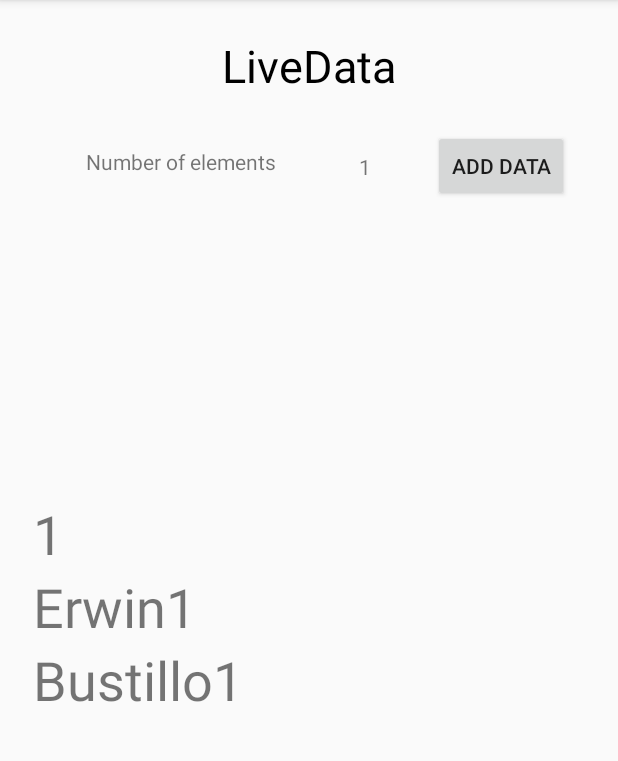
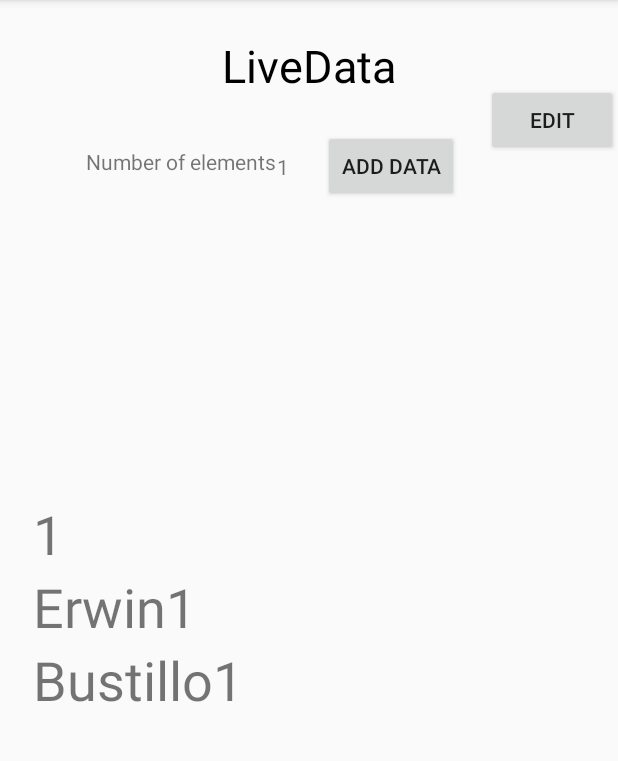
Before and after one commit to ErwinBustillo/ArchitectureRoom, an Android app: the screen it shows after launch (MainActivity), after a tap on "ADD DATA", on a phone screen of 412 x 824 dp, the part 84-845 px from its top. Run offline under Robolectric (Android 15) with nearby library versions, the phone set to English and light mode, and no system bars; our stand-ins replace Room's generated code.

Commit message:
added edit functionality

```diff
--- a/app/src/main/java/com/uninorte/roomdata/architectureroom/MainActivity.java
+++ b/app/src/main/java/com/uninorte/roomdata/architectureroom/MainActivity.java
@@ -88,4 +88,10 @@ public class MainActivity extends AppCompatActivity {
     public void onClickAdd(View view) {
         model.addUser(new User(data.size()+1,"Erwin"+(data.size()+1),"Bustillo"+(data.size()+1)));
     }
+
+    public void onClickEdit(View view) {
+        User user = data.get(0);
+        user.setFirstName(user.getFirstName()+"changed");
+        model.addUser(user);
+    }
 }
--- a/app/src/main/res/layout/activity_main.xml
+++ b/app/src/main/res/layout/activity_main.xml
@@ -40,25 +40,42 @@
         android:text="0"
         app:layout_constraintBottom_toBottomOf="parent"
         app:layout_constraintEnd_toEndOf="parent"
-        app:layout_constraintHorizontal_bias="0.592"
+        app:layout_constraintHorizontal_bias="0.457"
+        app:layout_constraintLeft_toLeftOf="parent"
+        app:layout_constraintRight_toRightOf="parent"
         app:layout_constraintStart_toStartOf="parent"
         app:layout_constraintTop_toTopOf="parent"
         app:layout_constraintVertical_bias="0.135" />
 
     <Button
         android:id="@+id/button"
-        android:onClick="onClickAdd"
         android:layout_width="wrap_content"
         android:layout_height="wrap_content"
         android:layout_marginRight="16dp"
+        android:onClick="onClickAdd"
         android:text="ADD DATA"
         app:layout_constraintBottom_toBottomOf="parent"
         app:layout_constraintEnd_toEndOf="parent"
-        app:layout_constraintHorizontal_bias="0.945"
+        app:layout_constraintHorizontal_bias="0.705"
         app:layout_constraintRight_toRightOf="parent"
         app:layout_constraintStart_toStartOf="parent"
         app:layout_constraintTop_toTopOf="parent"
         app:layout_constraintVertical_bias="0.12" />
+
+    <Button
+        android:id="@+id/button2"
+        android:layout_width="wrap_content"
+        android:layout_height="wrap_content"
+        android:layout_marginBottom="8dp"
+        android:layout_marginTop="56dp"
+        android:onClick="onClickEdit"
+        android:text="Edit"
+        app:layout_constraintBottom_toBottomOf="parent"
+        app:layout_constraintEnd_toEndOf="parent"
+        app:layout_constraintHorizontal_bias="1.0"
+        app:layout_constraintStart_toEndOf="@+id/button"
+        app:layout_constraintTop_toTopOf="parent"
+        app:layout_constraintVertical_bias="0.0" />
 
     <android.support.v7.widget.RecyclerView
         android:id="@+id/recyclerView"
```
